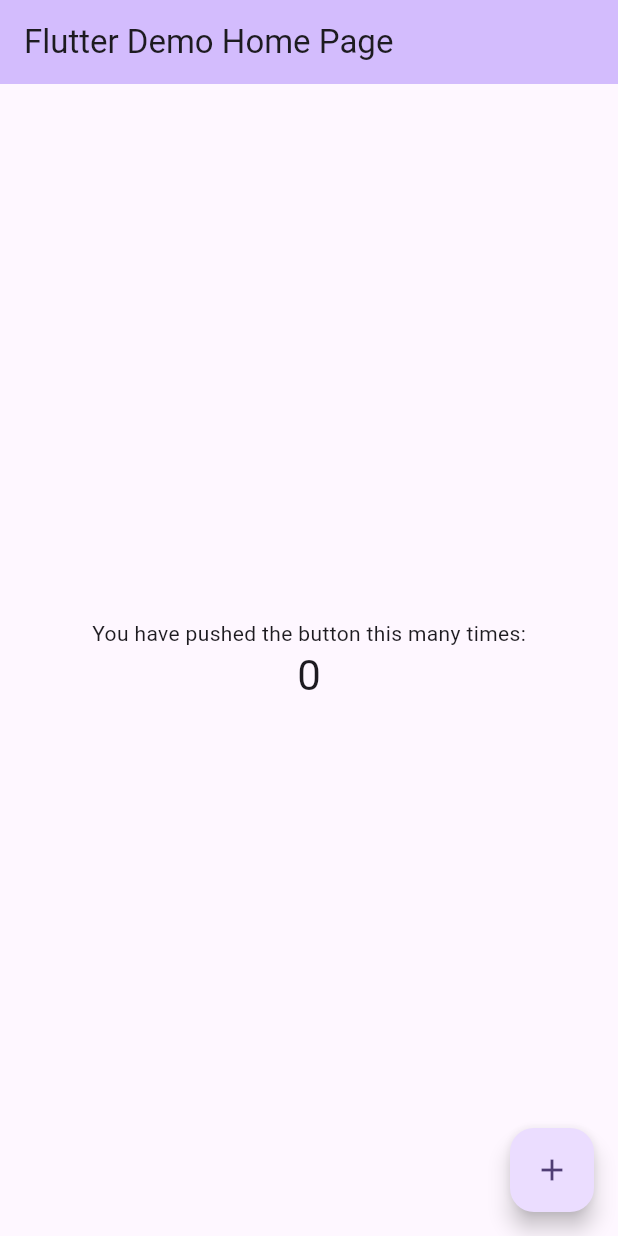
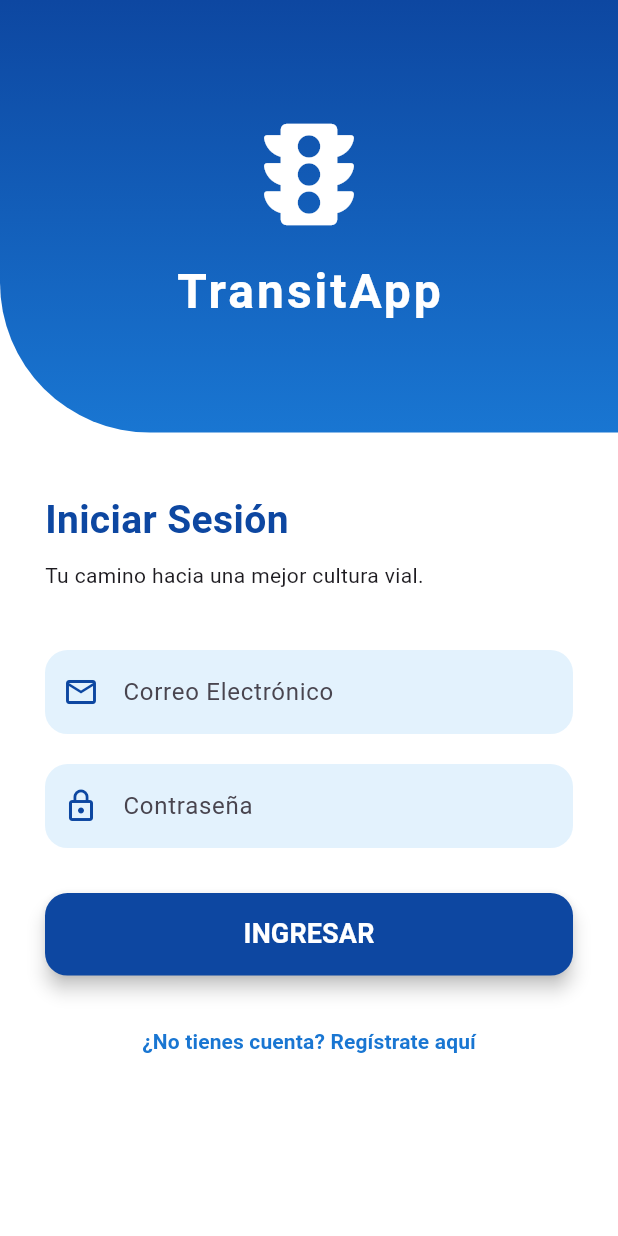
Before and after one commit to AdrianYeverino/TransitApp, a Flutter app: the screen it shows after launch, on a phone screen of 412 x 824 dp. Run offline on Flutter 3.47's test engine with Material 3 defaults, Android fonts, the light colour scheme and no system bars; our stand-ins replace cloud_firestore, firebase_auth, firebase_core; accounts and stored records are empty.

Commit message:
Login Sesion Done

```diff
--- /dev/null
+++ b/lib/features/auth/presentation/login_screen.dart
@@ -0,0 +1,209 @@
+import 'package:flutter/material.dart';
+import '../../../../services/auth_service.dart';
+import "package:transitapp/features/auth/presentation/register_screen.dart";
+
+class LoginScreen extends StatefulWidget {
+  const LoginScreen({super.key});
+
+  @override
+  State<LoginScreen> createState() => _LoginScreenState();
+}
+
+class _LoginScreenState extends State<LoginScreen> {
+  // 1. Controladores para obtener el texto de los campos
+  final TextEditingController _emailController = TextEditingController();
+  final TextEditingController _passwordController = TextEditingController();
+
+  // 2. Instancia del servicio de autenticación
+  final AuthService _authService = AuthService();
+
+  // 3. Variable para mostrar un cargando
+  bool _isLoading = false;
+
+  // Colores de alto contraste solicitados
+  final Color deepBlue = const Color(0xFF0D47A1); // Azul fuerte
+  final Color accentBlue = const Color(0xFF1976D2); // Azul medio
+  final Color lightBlue = const Color(0xFFE3F2FD); // Fondo suave para campos
+
+  void _handleLogin() async {
+    // Validar que no estén vacíos
+    if (_emailController.text.isEmpty || _passwordController.text.isEmpty) {
+      ScaffoldMessenger.of(context).showSnackBar(
+        const SnackBar(content: Text("Por favor, llena todos los campos")),
+      );
+      return;
+    }
+
+    setState(() => _isLoading = true);
+
+    // Llamar al servicio de Firebase
+    String? result = await _authService.login(
+      _emailController.text.trim(),
+      _passwordController.text.trim(),
+    );
+
+    setState(() => _isLoading = false);
+
+    if (result == "Success") {
+      // Aquí navegarías a la pantalla principal de TransitApp
+      ScaffoldMessenger.of(context).showSnackBar(
+        const SnackBar(
+          content: Text("¡Ingreso exitoso! Bienvenido."),
+          backgroundColor: Colors.green,
+        ),
+      );
+    } else {
+      // Feedback inmediato en caso de error (Contraseña incorrecta, etc.)
+      ScaffoldMessenger.of(context).showSnackBar(
+        SnackBar(
+          content: Text("Error: $result"),
+          backgroundColor: Colors.red,
+        ),
+      );
+    }
+  }
+
+  @override
+  Widget build(BuildContext context) {
+    return Scaffold(
+      backgroundColor: Colors.white,
+      body: SingleChildScrollView(
+        child: Column(
+          children: [
+            // Encabezado con diseño curvo y azul fuerte
+            Container(
+              height: MediaQuery.of(context).size.height * 0.35,
+              width: double.infinity,
+              decoration: BoxDecoration(
+                color: deepBlue,
+                borderRadius: const BorderRadius.only(
+                  bottomLeft: Radius.circular(100),
+                ),
+                gradient: LinearGradient(
+                  begin: Alignment.topCenter,
+                  end: Alignment.bottomCenter,
+                  colors: [deepBlue, accentBlue],
+                ),
+              ),
+              child: const Column(
+                mainAxisAlignment: MainAxisAlignment.center,
+                children: [
+                  Icon(Icons.traffic_rounded, size: 90, color: Colors.white),
+                  SizedBox(height: 10),
+                  Text(
+                    "TransitApp",
+                    style: TextStyle(
+                      color: Colors.white,
+                      fontSize: 32,
+                      fontWeight: FontWeight.bold,
+                      letterSpacing: 2,
+                    ),
+                  ),
+                ],
+              ),
+            ),
+
+            Padding(
+              padding: const EdgeInsets.symmetric(horizontal: 30, vertical: 40),
+              child: Column(
+                crossAxisAlignment: CrossAxisAlignment.start,
+                children: [
+                  Text(
+                    "Iniciar Sesión",
+                    style: TextStyle(
+                      fontSize: 26,
+                      fontWeight: FontWeight.bold,
+                      color: deepBlue,
+                    ),
+                  ),
+                  const SizedBox(height: 8),
+                  const Text("Tu camino hacia una mejor cultura vial."),
+                  const SizedBox(height: 40),
+
+                  // Campo de Correo
+                  TextField(
+                    controller: _emailController,
+                    keyboardType: TextInputType.emailAddress,
+                    decoration: InputDecoration(
+                      labelText: "Correo Electrónico",
+                      filled: true,
+                      fillColor: lightBlue,
+                      prefixIcon: Icon(Icons.email_outlined, color: deepBlue),
+                      border: OutlineInputBorder(
+                        borderRadius: BorderRadius.circular(15),
+                        borderSide: BorderSide.none,
+                      ),
+                    ),
+                  ),
+                  const SizedBox(height: 20),
+
+                  // Campo de Contraseña
+                  TextField(
+                    controller: _passwordController,
+                    obscureText: true,
+                    decoration: InputDecoration(
+                      labelText: "Contraseña",
+                      filled: true,
+                      fillColor: lightBlue,
+                      prefixIcon: Icon(Icons.lock_outline, color: deepBlue),
+                      border: OutlineInputBorder(
+                        borderRadius: BorderRadius.circular(15),
+                        borderSide: BorderSide.none,
+                      ),
+                    ),
+                  ),
+                  const SizedBox(height: 30),
+
+                  // Botón de Ingresar
+                  SizedBox(
+                    width: double.infinity,
+                    height: 55,
+                    child: ElevatedButton(
+                      onPressed: _isLoading ? null : _handleLogin,
+                      style: ElevatedButton.styleFrom(
+                        backgroundColor: deepBlue,
+                        foregroundColor: Colors.white,
+                        elevation: 5,
+                        shape: RoundedRectangleBorder(
+                          borderRadius: BorderRadius.circular(15),
+                        ),
+                      ),
+                      child: _isLoading
+                          ? const CircularProgressIndicator(color: Colors.white)
+                          : const Text(
+                              "INGRESAR",
+                              style: TextStyle(
+                                fontSize: 18,
+                                fontWeight: FontWeight.bold,
+                              ),
+                            ),
+                    ),
+                  ),
+
+                  const SizedBox(height: 20),
+
+                  // Opción de Registro (Placeholder)
+                  Center(
+                    child: TextButton(
+                      onPressed: () {
+                        // Aquí conectarías con la pantalla de Registro
+                        Navigator.push(
+                        context,
+                        MaterialPageRoute(builder: (context) => const RegisterScreen()),
+                        );
+                      },
+                      child: Text(
+                        "¿No tienes cuenta? Regístrate aquí",
+                        style: TextStyle(color: accentBlue, fontWeight: FontWeight.bold),
+                      ),
+                    ),
+                  ),
+                ],
+              ),
+            ),
+          ],
+        ),
+      ),
+    );
+  }
+}
--- a/lib/main.dart
+++ b/lib/main.dart
@@ -1,122 +1,30 @@
 import 'package:flutter/material.dart';
+import 'package:firebase_core/firebase_core.dart'; // Importante
+import 'firebase_options.dart'; // El archivo que acabas de generar
+import 'features/auth/presentation/login_screen.dart'; // Tu pantalla
 
-void main() {
-  runApp(const MyApp());
+void main() async {
+  // Asegura que los widgets c  arguen antes que Firebase
+  WidgetsFlutterBinding.ensureInitialized();
+
+  // Inicializa Firebase con tus opciones generadas
+  await Firebase.initializeApp(
+    options: DefaultFirebaseOptions.currentPlatform,
+  );
+
+  runApp(const TransitApp());
 }
 
-class MyApp extends StatelessWidget {
-  const MyApp({super.key});
+class TransitApp extends StatelessWidget {
+  const TransitApp({super.key});
 
-  // This widget is the root of your application.
   @override
   Widget build(BuildContext context) {
     return MaterialApp(
-      title: 'Flutter Demo',
-      theme: ThemeData(
-        // This is the theme of your application.
-        //
-        // TRY THIS: Try running your application with "flutter run". You'll see
-        // the application has a purple toolbar. Then, without quitting the app,
-        // try changing the seedColor in the colorScheme below to Colors.green
-        // and then invoke "hot reload" (save your changes or press the "hot
-        // reload" button in a Flutter-supported IDE, or press "r" if you used
-        // the command line to start the app).
-        //
-        // Notice that the counter didn't reset back to zero; the application
-        // state is not lost during the reload. To reset the state, use hot
-        // restart instead.
-        //
-        // This works for code too, not just values: Most code changes can be
-        // tested with just a hot reload.
-        colorScheme: .fromSeed(seedColor: Colors.deepPurple),
-      ),
-      home: const MyHomePage(title: 'Flutter Demo Home Page'),
+      title: 'TransitApp',
+      debugShowCheckedModeBanner: false,
+      theme: ThemeData(primarySwatch: Colors.blue),
+      home: const LoginScreen(),
     );
   }
 }
-
-class MyHomePage extends StatefulWidget {
-  const MyHomePage({super.key, required this.title});
-
-  // This widget is the home page of your application. It is stateful, meaning
-  // that it has a State object (defined below) that contains fields that affect
-  // how it looks.
-
-  // This class is the configuration for the state. It holds the values (in this
-  // case the title) provided by the parent (in this case the App widget) and
-  // used by the build method of the State. Fields in a Widget subclass are
-  // always marked "final".
-
-  final String title;
-
-  @override
-  State<MyHomePage> createState() => _MyHomePageState();
-}
-
-class _MyHomePageState extends State<MyHomePage> {
-  int _counter = 0;
-
-  void _incrementCounter() {
-    setState(() {
-      // This call to setState tells the Flutter framework that something has
-      // changed in this State, which causes it to rerun the build method below
-      // so that the display can reflect the updated values. If we changed
-      // _counter without calling setState(), then the build method would not be
-      // called again, and so nothing would appear to happen.
-      _counter++;
-    });
-  }
-
-  @override
-  Widget build(BuildContext context) {
-    // This method is rerun every time setState is called, for instance as done
-    // by the _incrementCounter method above.
-    //
-    // The Flutter framework has been optimized to make rerunning build methods
-    // fast, so that you can just rebuild anything that needs updating rather
-    // than having to individually change instances of widgets.
-    return Scaffold(
-      appBar: AppBar(
-        // TRY THIS: Try changing the color here to a specific color (to
-        // Colors.amber, perhaps?) and trigger a hot reload to see the AppBar
-        // change color while the other colors stay the same.
-        backgroundColor: Theme.of(context).colorScheme.inversePrimary,
-        // Here we take the value from the MyHomePage object that was created by
-        // the App.build method, and use it to set our appbar title.
-        title: Text(widget.title),
-      ),
-      body: Center(
-        // Center is a layout widget. It takes a single child and positions it
-        // in the middle of the parent.
-        child: Column(
-          // Column is also a layout widget. It takes a list of children and
-          // arranges them vertically. By default, it sizes itself to fit its
-          // children horizontally, and tries to be as tall as its parent.
-          //
-          // Column has various properties to control how it sizes itself and
-          // how it positions its children. Here we use mainAxisAlignment to
-          // center the children vertically; the main axis here is the vertical
-          // axis because Columns are vertical (the cross axis would be
-          // horizontal).
-          //
-          // TRY THIS: Invoke "debug painting" (choose the "Toggle Debug Paint"
-          // action in the IDE, or press "p" in the console), to see the
-          // wireframe for each widget.
-          mainAxisAlignment: .center,
-          children: [
-            const Text('You have pushed the button this many times:'),
-            Text(
-              '$_counter',
-              style: Theme.of(context).textTheme.headlineMedium,
-            ),
-          ],
-        ),
-      ),
-      floatingActionButton: FloatingActionButton(
-        onPressed: _incrementCounter,
-        tooltip: 'Increment',
-        child: const Icon(Icons.add),
-      ),
-    );
-  }
-}
--- a/pubspec.yaml
+++ b/pubspec.yaml
@@ -34,6 +34,9 @@ dependencies:
   # The following adds the Cupertino Icons font to your application.
   # Use with the CupertinoIcons class for iOS style icons.
   cupertino_icons: ^1.0.8
+  firebase_core: ^4.4.0
+  firebase_auth: ^6.1.4
+  cloud_firestore: ^6.1.2
 
 dev_dependencies:
   flutter_test:
```
Also changed, not shown: lib/features/auth/presentation/register_screen.dart (added, +171 -0 lines), lib/services/auth_service.dart (added, +43 -0 lines), firebase.json (added), lib/firebase_options.dart (added), pubspec.lock, 8 other files.
